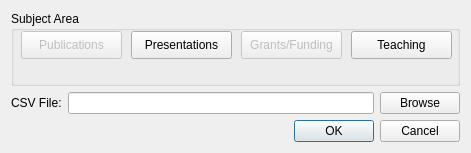
Qt form src/ui/FileInputDialog.ui (Myu84/CSS) before a commit.
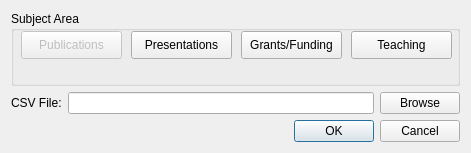
The same form after that commit.

Diff of the .ui file:
```diff
--- a/src/ui/FileInputDialog.ui
+++ b/src/ui/FileInputDialog.ui
@@ -117,7 +117,7 @@
      </widget>
      <widget class="QPushButton" name="grantsButton">
       <property name="enabled">
-       <bool>false</bool>
+       <bool>true</bool>
       </property>
       <property name="geometry">
        <rect>
```
